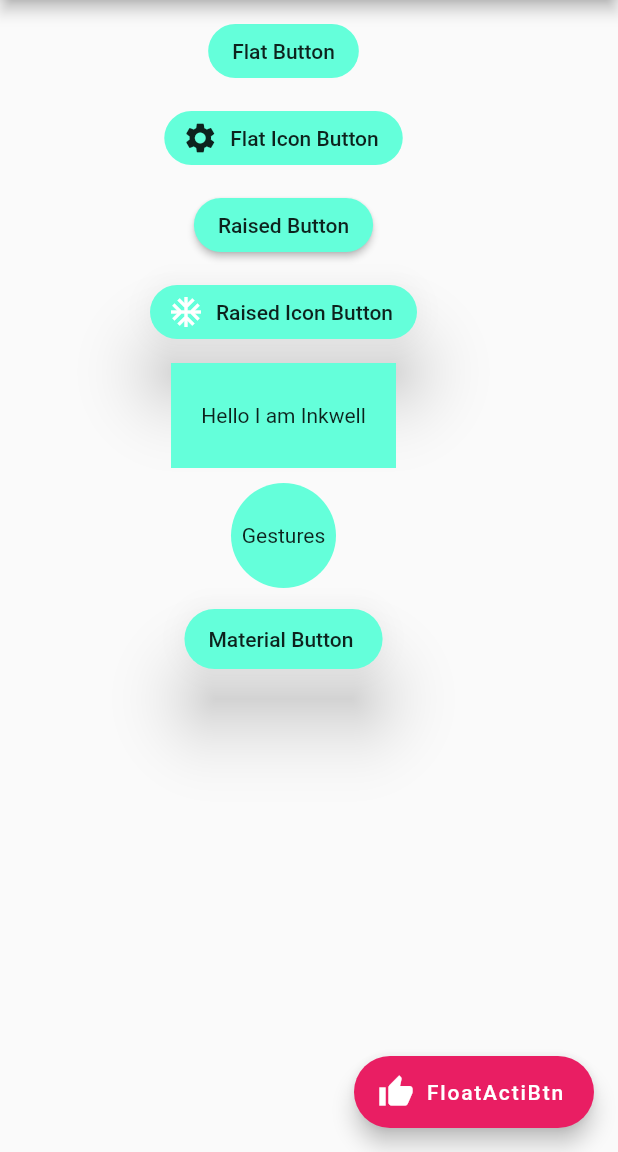
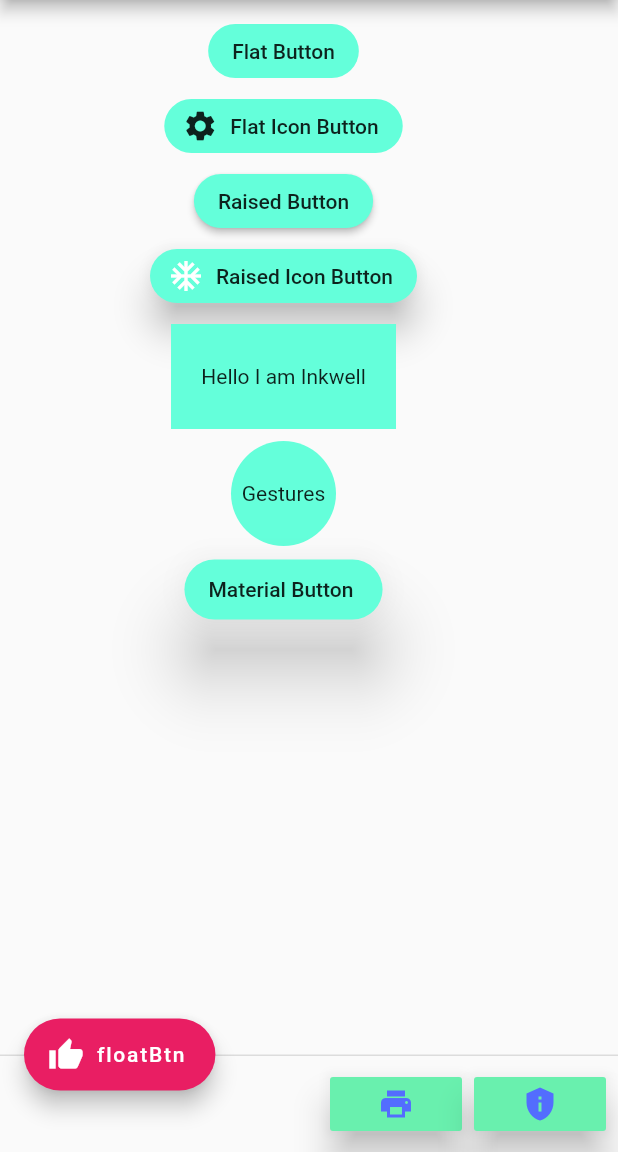
Before and after one commit to Er-Jrsingh/fluty_learn, a Flutter app: the screen it shows after launch, on a phone screen of 412 x 824 dp, the part 84-1236 px from its top. Run offline on Flutter 3.47's test engine with Material 2 defaults, Android fonts, the phone set to English and light mode, and no system bars; Roboto replaces fonts that are missing (poppins).

Commit message:
Type10 Persistant Footer Button

```diff
--- a/lib/main.dart
+++ b/lib/main.dart
@@ -59,7 +59,7 @@ class MyApp extends StatelessWidget {
                   "Flat Button",
                 ),
               ),
-              SizedBox(height: 10),
+              SizedBox(height: 2),
 
               /* flat Icon button */
 
@@ -78,7 +78,7 @@ class MyApp extends StatelessWidget {
                   "Flat Icon Button",
                 ),
               ),
-              SizedBox(height: 10),
+              SizedBox(height: 2),
 
               /* RaisedButton*/
 
@@ -92,7 +92,7 @@ class MyApp extends StatelessWidget {
                 },
                 child: Text("Raised Button"),
               ),
-              SizedBox(height: 10),
+              SizedBox(height: 2),
 
               /* Raised Icon Button*/
 
@@ -101,7 +101,7 @@ class MyApp extends StatelessWidget {
                 shape: RoundedRectangleBorder(
                   borderRadius: BorderRadius.circular(80),
                 ),
-                elevation: 20,
+                elevation: 10,
                 color: Colors.tealAccent,
                 label: Text(
                   "Raised Icon Button",
@@ -112,7 +112,7 @@ class MyApp extends StatelessWidget {
                   );
                 },
               ),
-              SizedBox(height: 10),
+              SizedBox(height: 8),
 
               /* InkWell Button*/
 
@@ -126,7 +126,7 @@ class MyApp extends StatelessWidget {
                     color: Colors.tealAccent,
                     child: Center(child: Text("Hello I am Inkwell"))),
               ),
-              SizedBox(height: 10),
+              SizedBox(height: 8),
 
               /* GestureDetector Button*/
 
@@ -144,7 +144,7 @@ class MyApp extends StatelessWidget {
                   child: Center(child: Text("Gestures")),
                 ),
               ),
-              SizedBox(height: 10),
+              SizedBox(height: 5),
 
               /* Material  Button*/
 
@@ -169,10 +169,29 @@ class MyApp extends StatelessWidget {
           onPressed: () {
             print("I Am Floating Action Button");
           },
-          label: Text('FloatActiBtn'),
+          label: Text('floatBtn'),
           icon: Icon(Icons.thumb_up),
           backgroundColor: Colors.pink,
         ),
+
+         floatingActionButtonLocation:FloatingActionButtonLocation.startDocked,
+
+         persistentFooterButtons: [
+
+          RaisedButton(
+            onPressed: () {print("I Am Persistant Footer Button");},
+            color: Colors.greenAccent,
+            elevation: 10,
+            child: Icon(Icons.print, color: Colors.indigoAccent),
+          ),
+          RaisedButton(
+            onPressed: () {print("I Am Persistant Footer Button");},
+            color: Colors.greenAccent,
+            elevation: 10,
+            child: Icon(Icons.privacy_tip, color: Colors.indigoAccent),
+          ),
+        ],
+
       ),
     );
   }
```
